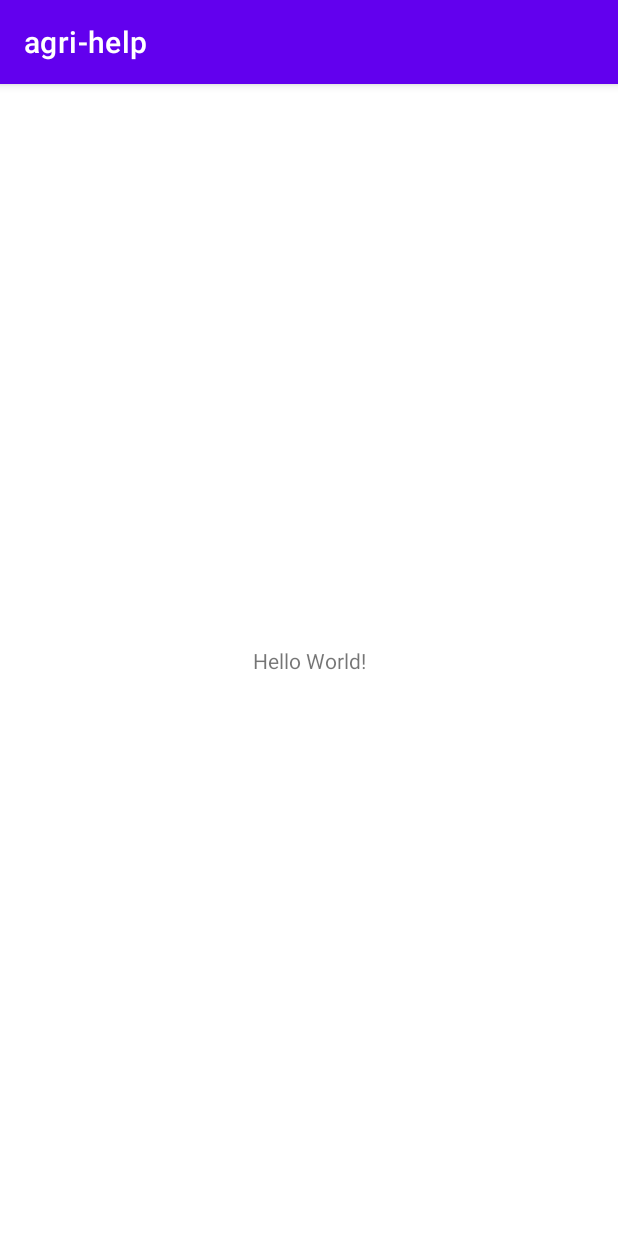
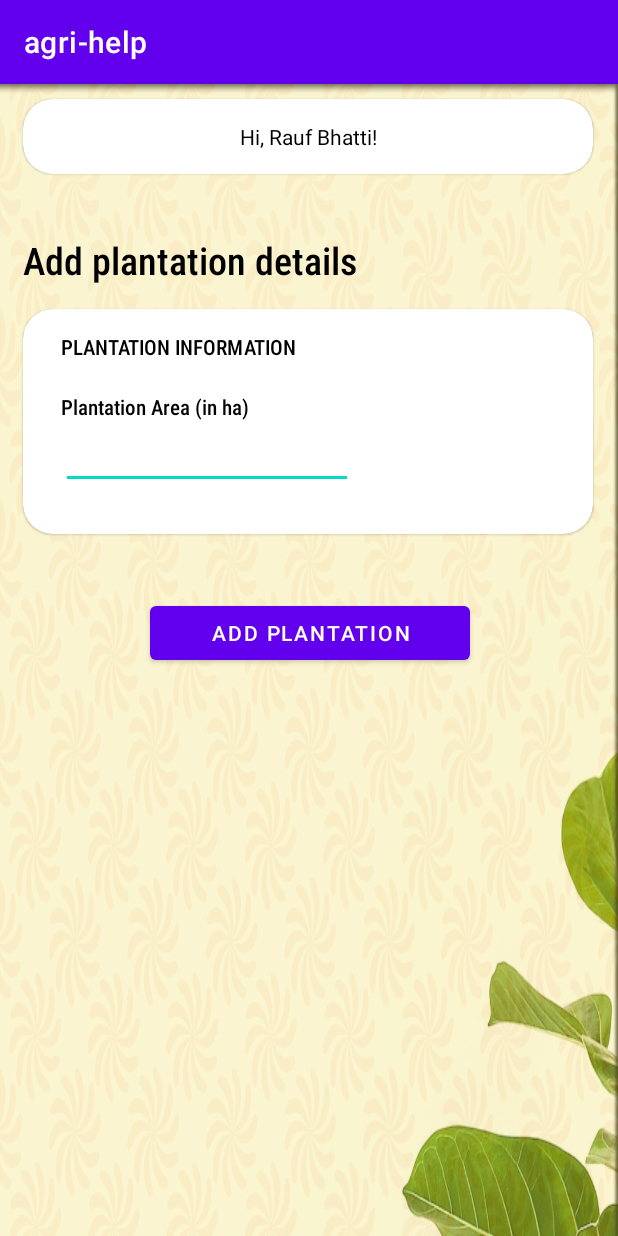
Before and after one commit to rauf-bhatti/agri-help, an Android app: the screen it shows after launch (MainActivity), on a phone screen of 412 x 824 dp. Run offline under Robolectric (Android 15) with nearby library versions, the light colour scheme and no system bars.

Commit message:
Add more UI skeletons

```diff
--- a/app/src/main/java/com/example/agri_help/MainActivity.java
+++ b/app/src/main/java/com/example/agri_help/MainActivity.java
@@ -9,6 +9,6 @@ public class MainActivity extends AppCompatActivity {
     @Override
     protected void onCreate(Bundle savedInstanceState) {
         super.onCreate(savedInstanceState);
-        setContentView(R.layout.activity_main);
+        setContentView(R.layout.add_plantation);
     }
 }
--- /dev/null
+++ b/app/src/main/res/drawable/rounded_edittext.xml
@@ -0,0 +1,12 @@
+<?xml version="1.0" encoding="utf-8"?>
+<shape xmlns:android="http://schemas.android.com/apk/res/android"
+    android:shape="rectangle" android:padding="15dp">
+
+    <solid android:color="#FFFFFF" />
+    <corners
+        android:bottomRightRadius="10dp"
+        android:bottomLeftRadius="10dp"
+        android:topLeftRadius="10dp"
+        android:topRightRadius="10dp" />
+    <stroke android:width="1dip" android:color="#f06060" />
+</shape>
--- /dev/null
+++ b/app/src/main/res/layout/add_plantation.xml
@@ -0,0 +1,116 @@
+<?xml version="1.0" encoding="utf-8"?>
+<ScrollView
+    xmlns:android="http://schemas.android.com/apk/res/android"
+    xmlns:app="http://schemas.android.com/apk/res-auto"
+    xmlns:tools="http://schemas.android.com/tools"
+    android:layout_height="wrap_content"
+    android:layout_width="wrap_content">
+
+    <RelativeLayout
+        android:layout_width="match_parent"
+        android:layout_height="match_parent"
+        android:background="@drawable/background">
+
+        <com.google.android.material.card.MaterialCardView
+            android:id="@+id/cdView_greeting"
+            android:layout_height="50dp"
+            android:layout_width="380dp"
+            android:layout_marginStart="15dp"
+            android:layout_marginTop="10dp"
+            app:cardCornerRadius="20dp"
+            style="@style/MyCardView"
+            android:backgroundTint="@color/white"
+            android:foregroundGravity="center_horizontal">
+            <TextView
+                android:layout_width="match_parent"
+                android:layout_height="match_parent"
+                android:textColor="@color/black"
+                android:text="Hi, Rauf Bhatti!"
+                android:gravity="center"/>
+
+        </com.google.android.material.card.MaterialCardView>
+
+        <TextView
+            android:layout_width="wrap_content"
+            android:layout_height="wrap_content"
+            android:text="Add plantation details"
+            android:layout_marginTop="100dp"
+            android:textSize="25dp"
+            android:textColor="@color/black"
+            android:fontFamily="sans-serif-condensed-medium"
+            android:layout_marginStart="15dp">
+
+        </TextView>
+
+        <com.google.android.material.card.MaterialCardView
+            android:layout_height="150dp"
+            android:layout_width="380dp"
+            android:layout_marginStart="15dp"
+            android:layout_marginTop="150dp"
+            app:cardCornerRadius="20dp"
+            style="@style/MyCardView"
+            android:backgroundTint="@color/white"
+            android:foregroundGravity="center_horizontal">
+
+            <!-- Add form controls here, along with button! -->
+
+            <!-- Add Land Info Information Here -->
+            <RelativeLayout
+                android:layout_width="match_parent"
+                android:layout_height="match_parent">
+
+                <TextView
+                    android:id="@+id/txt_info_card_heading"
+                    android:layout_width="wrap_content"
+                    android:layout_height="wrap_content"
+                    android:layout_marginStart="25dp"
+                    android:layout_marginTop="15dp"
+                    android:fontFamily="sans-serif-condensed-medium"
+                    android:text="PLANTATION INFORMATION"
+                    android:textColor="@color/black"
+                    android:textColorHighlight="@color/teal_200" />
+
+                <TextView
+                    android:id="@+id/txt_area"
+                    android:layout_width="wrap_content"
+                    android:layout_height="wrap_content"
+                    android:layout_marginStart="25dp"
+                    android:layout_marginTop="55dp"
+                    android:fontFamily="sans-serif-condensed-medium"
+                    android:text="Plantation Area (in ha)"
+                    android:textColor="@color/black"
+                    android:textColorHighlight="@color/teal_200" />
+
+                <EditText
+                    android:id="@+id/editTextNumber"
+                    android:layout_width="195dp"
+                    android:layout_height="43dp"
+                    android:layout_alignParentStart="true"
+                    android:layout_alignParentTop="true"
+                    android:layout_alignParentEnd="true"
+                    android:layout_alignParentBottom="true"
+                    android:layout_marginStart="25dp"
+                    android:layout_marginTop="77dp"
+                    android:layout_marginEnd="160dp"
+                    android:layout_marginBottom="30dp"
+                    android:ems="10"
+                    android:inputType="number" />
+
+            </RelativeLayout>
+
+
+        </com.google.android.material.card.MaterialCardView>
+
+        <Button
+            android:id="@+id/button"
+            android:layout_width="213dp"
+            android:layout_height="wrap_content"
+            android:layout_alignParentTop="true"
+            android:layout_marginStart="100dp"
+            android:layout_marginTop="342dp"
+            android:layout_marginEnd="65dp"
+            android:layout_marginBottom="6dp"
+            android:text="Add Plantation" />
+
+    </RelativeLayout>
+</ScrollView>
--- a/app/src/main/res/values/styles.xml
+++ b/app/src/main/res/values/styles.xml
@@ -17,4 +17,5 @@
         <item name="cornerSizeBottomRight">0dp</item>
         <item name="cornerSizeBottomLeft">0dp</item>
     </style>
+
 </resources>
```
Also changed, not shown: app/src/main/res/drawable/add_plantation_background.jpg (added), app/src/main/res/drawable/background.png (added), app/src/main/res/drawable/cotton_image.jpg (added).
